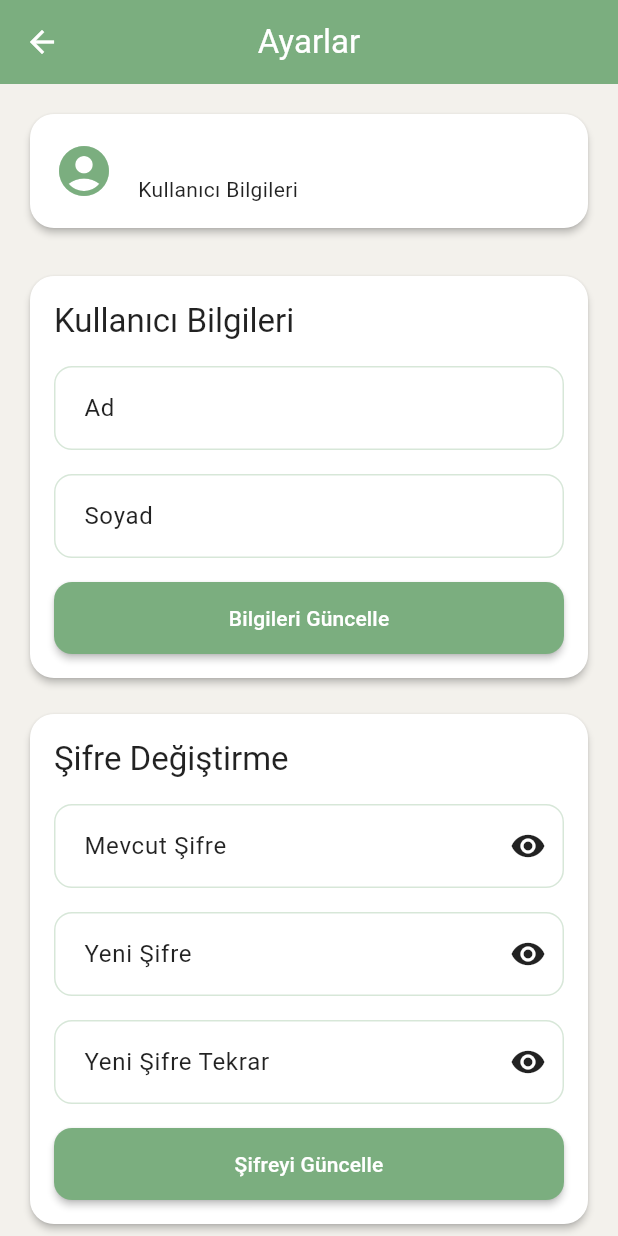
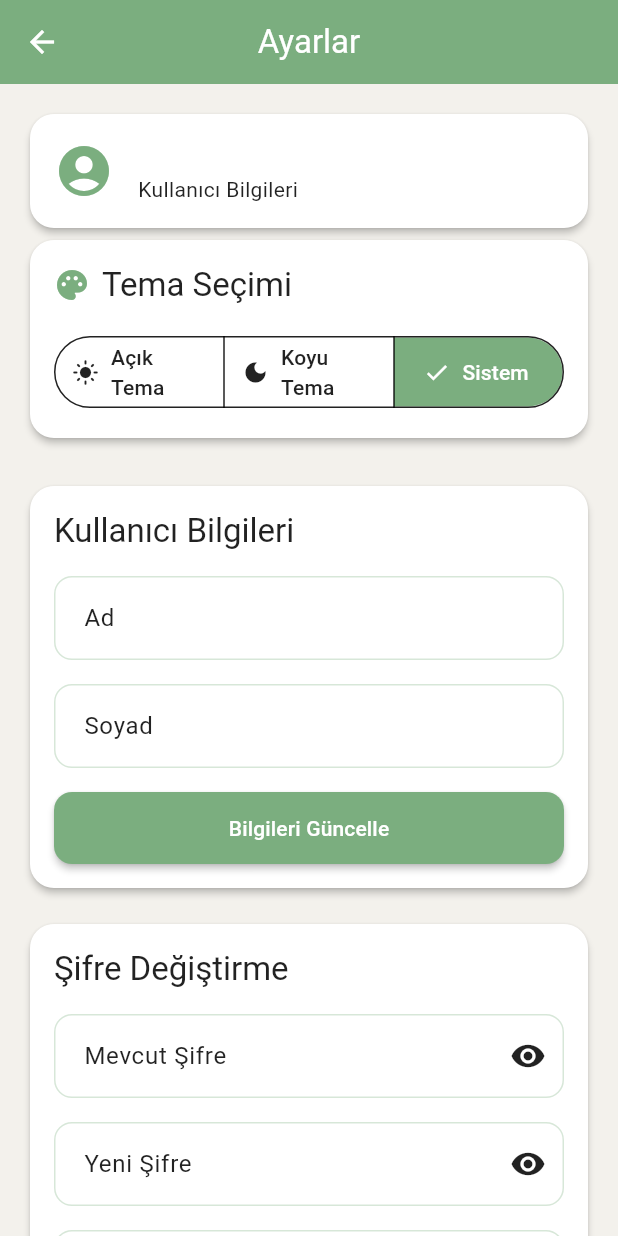
Before and after one commit to baldking1629/flutter_bitirme, a Flutter app: the screen it shows once a user with an empty profile is signed in, after a tap on the "settings" icon, on a phone screen of 412 x 824 dp. Run offline on Flutter 3.47's test engine with Material 3 defaults, Android fonts, the phone set to English and light mode, and no system bars; our stand-ins replace cloud_firestore, firebase_auth, firebase_core, fl_chart, geocoding, geolocator and 3 more; accounts and stored records are empty.

Commit message:
tema düzenlendi

```diff
--- a/lib/main.dart
+++ b/lib/main.dart
@@ -23,6 +23,7 @@ class MyApp extends StatelessWidget {
       child: Consumer<ThemeProvider>(
         builder: (context, themeProvider, child) {
           return MaterialApp(
+            debugShowCheckedModeBanner: false,
             title: 'Akıllı Tarım',
             theme: themeProvider.lightTheme,
             darkTheme: themeProvider.darkTheme,
--- a/lib/screens/settings_screen.dart
+++ b/lib/screens/settings_screen.dart
@@ -181,6 +181,71 @@ class _SettingsScreenState extends State<SettingsScreen> {
                           ),
                         ),
                       ],
+                    ),
+                  ],
+                ),
+              ),
+            ),
+            Card(
+              child: Padding(
+                padding: AppTheme.cardPadding,
+                child: Column(
+                  crossAxisAlignment: CrossAxisAlignment.start,
+                  children: [
+                    Row(
+                      children: [
+                        Icon(Icons.palette, color: Theme.of(context).colorScheme.primary),
+                        SizedBox(width: 8),
+                        Text(
+                          'Tema Seçimi',
+                          style: Theme.of(context).textTheme.titleLarge,
+                        ),
+                      ],
+                    ),
+                    SizedBox(height: 16),
+                    Container(
+                      width: double.infinity,
+                      child: SegmentedButton<ThemeMode>(
+                        segments: const [
+                          ButtonSegment<ThemeMode>(
+                            value: ThemeMode.light,
+                            label: Text('Açık Tema'),
+                            icon: Icon(Icons.light_mode),
+                          ),
+                          ButtonSegment<ThemeMode>(
+                            value: ThemeMode.dark,
+                            label: Text('Koyu Tema'),
+                            icon: Icon(Icons.dark_mode),
+                          ),
+                          ButtonSegment<ThemeMode>(
+                            value: ThemeMode.system,
+                            label: Text('Sistem'),
+                            icon: Icon(Icons.settings_suggest),
+                          ),
+                        ],
+                        selected: {themeProvider.themeMode},
+                        onSelectionChanged: (Set<ThemeMode> newSelection) {
+                          themeProvider.setThemeMode(newSelection.first);
+                        },
+                        style: ButtonStyle(
+                          backgroundColor: MaterialStateProperty.resolveWith<Color>(
+                            (Set<MaterialState> states) {
+                              if (states.contains(MaterialState.selected)) {
+                                return Theme.of(context).colorScheme.primary;
+                              }
+                              return Theme.of(context).colorScheme.surface;
+                            },
+                          ),
+                          foregroundColor: MaterialStateProperty.resolveWith<Color>(
+                            (Set<MaterialState> states) {
+                              if (states.contains(MaterialState.selected)) {
+                                return Theme.of(context).colorScheme.onPrimary;
+                              }
+                              return Theme.of(context).colorScheme.onSurface;
+                            },
+                          ),
+                        ),
+                      ),
                     ),
                   ],
                 ),
```
Also changed, not shown: lib/screens/field/field_screen.dart (line endings or trailing spaces), 8 other files.
